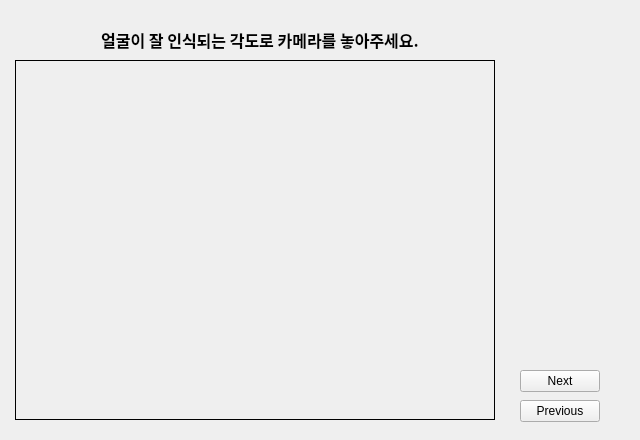
First picture: the form in ui/camsetpage.ui, repository veda-team4/DMS, before the edit.
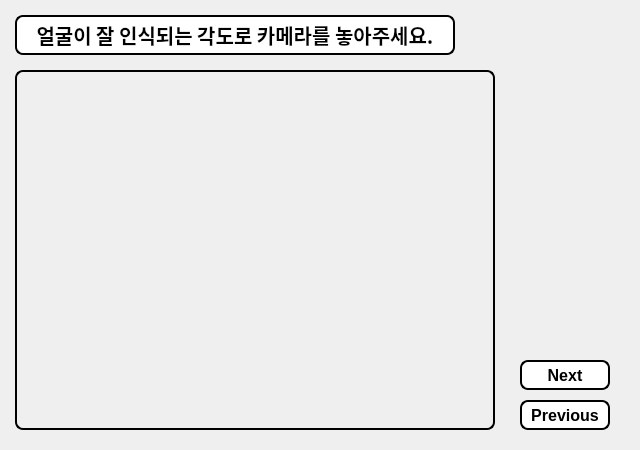
Second picture: the form after the edit.

Commit message: ui 디자인 완성

Patch:
```diff
--- a/ui/camsetpage.ui
+++ b/ui/camsetpage.ui
@@ -7,7 +7,7 @@
     <x>0</x>
     <y>0</y>
     <width>640</width>
-    <height>440</height>
+    <height>450</height>
    </rect>
   </property>
   <property name="sizePolicy">
@@ -18,14 +18,14 @@
   </property>
   <property name="minimumSize">
    <size>
-    <width>640</width>
-    <height>440</height>
+    <width>0</width>
+    <height>0</height>
    </size>
   </property>
   <property name="maximumSize">
    <size>
-    <width>640</width>
-    <height>440</height>
+    <width>16777215</width>
+    <height>16777215</height>
    </size>
   </property>
   <property name="windowTitle">
@@ -34,10 +34,10 @@
   <widget class="QLabel" name="infoLabel">
    <property name="geometry">
     <rect>
-     <x>80</x>
-     <y>30</y>
-     <width>360</width>
-     <height>19</height>
+     <x>15</x>
+     <y>15</y>
+     <width>440</width>
+     <height>40</height>
     </rect>
    </property>
    <property name="sizePolicy">
@@ -48,23 +48,29 @@
    </property>
    <property name="minimumSize">
     <size>
-     <width>360</width>
+     <width>0</width>
      <height>0</height>
     </size>
    </property>
    <property name="maximumSize">
     <size>
-     <width>360</width>
-     <height>30</height>
+     <width>16777215</width>
+     <height>16777215</height>
     </size>
    </property>
    <property name="font">
     <font>
      <family>NanumGothic</family>
-     <pointsize>12</pointsize>
+     <pointsize>15</pointsize>
      <bold>true</bold>
     </font>
    </property>
+   <property name="styleSheet">
+    <string notr="true">border: 2px solid black;
+border-radius: 8px;
+background-color: white;
+outline: none;</string>
+   </property>
    <property name="text">
     <string>얼굴이 잘 인식되는 각도로 카메라를 놓아주세요.</string>
    </property>
@@ -76,7 +82,7 @@
    <property name="geometry">
     <rect>
      <x>15</x>
-     <y>60</y>
+     <y>70</y>
      <width>480</width>
      <height>360</height>
     </rect>
@@ -100,7 +106,9 @@
     </size>
    </property>
    <property name="styleSheet">
-    <string notr="true">border: 1px solid black</string>
+    <string notr="true">border: 2px solid black;
+border-radius: 8px;
+outline: none;</string>
    </property>
    <property name="text">
     <string/>
@@ -113,17 +121,39 @@
    <property name="geometry">
     <rect>
      <x>520</x>
-     <y>370</y>
-     <width>80</width>
-     <height>22</height>
+     <y>360</y>
+     <width>90</width>
+     <height>30</height>
     </rect>
    </property>
    <property name="maximumSize">
     <size>
-     <width>80</width>
+     <width>16777215</width>
      <height>16777215</height>
     </size>
    </property>
+   <property name="font">
+    <font>
+     <pointsize>12</pointsize>
+     <bold>true</bold>
+    </font>
+   </property>
+   <property name="styleSheet">
+    <string notr="true">QPushButton {
+    border: 2px solid black;
+    border-radius: 8px;
+    background-color: white;
+    outline: none;
+}
+
+QPushButton:focus {
+    outline: none;
+}
+
+QPushButton:pressed {
+    background-color: #e0e0e0;
+}</string>
+   </property>
    <property name="text">
     <string>Next</string>
    </property>
@@ -133,16 +163,38 @@
     <rect>
      <x>520</x>
      <y>400</y>
-     <width>80</width>
-     <height>22</height>
+     <width>90</width>
+     <height>30</height>
     </rect>
    </property>
    <property name="maximumSize">
     <size>
-     <width>80</width>
+     <width>16777215</width>
      <height>16777215</height>
     </size>
    </property>
+   <property name="font">
+    <font>
+     <pointsize>12</pointsize>
+     <bold>true</bold>
+    </font>
+   </property>
+   <property name="styleSheet">
+    <string notr="true">QPushButton {
+    border: 2px solid black;
+    border-radius: 8px;
+    background-color: white;
+    outline: none;
+}
+
+QPushButton:focus {
+    outline: none;
+}
+
+QPushButton:pressed {
+    background-color: #e0e0e0;
+}</string>
+   </property>
    <property name="text">
     <string>Previous</string>
    </property>
```
The commit also changes 6 other files.
